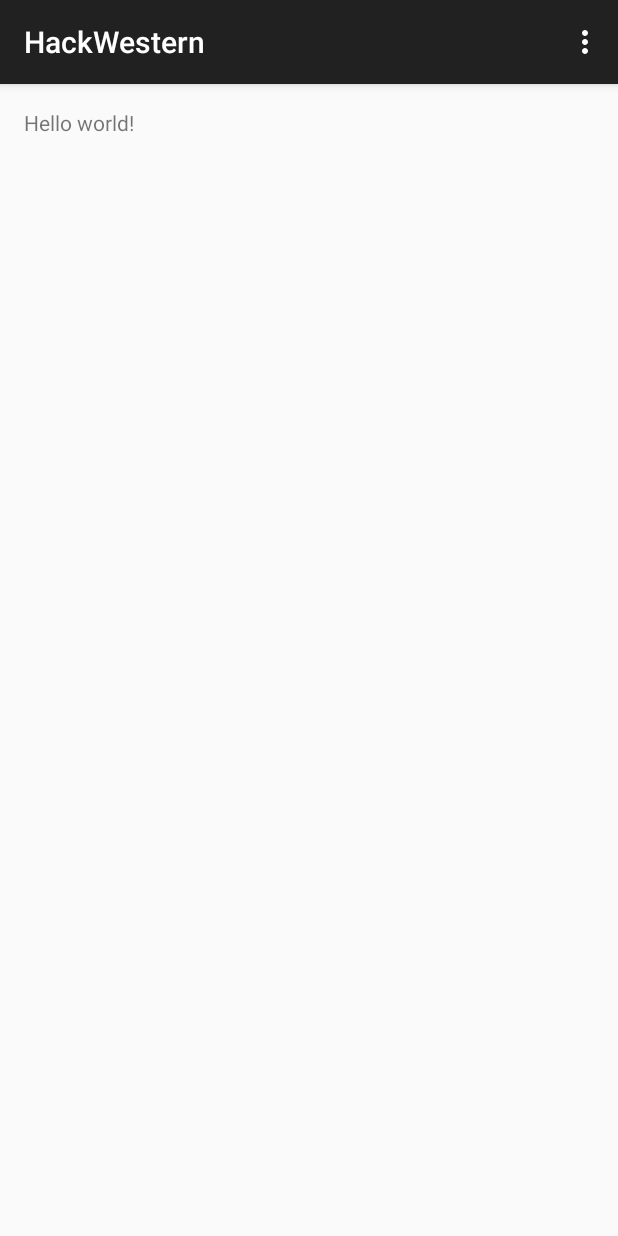
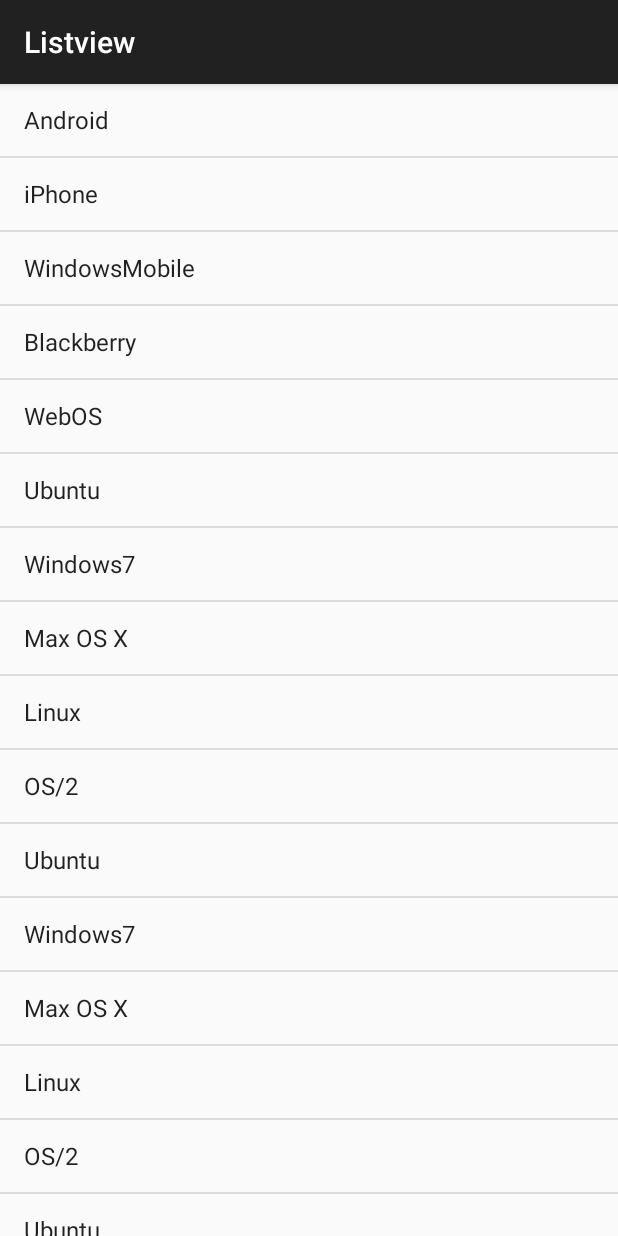
Before and after one commit to s274lee/hack-western, an Android app: the screen it shows after launch (MainActivity before the commit, Listview after it), on a phone screen of 412 x 824 dp. Run offline under Robolectric (Android 15) with nearby library versions, the phone set to English and light mode, and no system bars.

Commit message:
Working on Listview for initial page

```diff
--- /dev/null
+++ b/HackWestern/app/src/main/java/hackwestern/hackwestern/Listview.java
@@ -0,0 +1,94 @@
+package hackwestern.hackwestern;
+
+import android.content.Context;
+import android.content.Intent;
+import android.support.v7.app.ActionBarActivity;
+import android.os.Bundle;
+import android.view.View;
+import android.widget.AdapterView;
+import android.widget.ArrayAdapter;
+import android.widget.ListView;
+
+import java.util.ArrayList;
+import java.util.HashMap;
+import java.util.List;
+
+
+public class Listview extends ActionBarActivity {
+
+    /** Called when the user clicks the list item **/
+    public void showMessage(View view) {
+        // I give the intent to a different activity
+        Intent intent = new Intent(this, MainActivity.class);
+        startActivity(intent);
+    }
+
+    @Override
+    protected void onCreate(Bundle savedInstanceState) {
+        super.onCreate(savedInstanceState);
+        setContentView(R.layout.activity_listview);
+
+        final ListView listview = (ListView) findViewById(R.id.Listview);
+        String[] values = new String[] { "Android", "iPhone", "WindowsMobile",
+                "Blackberry", "WebOS", "Ubuntu", "Windows7", "Max OS X",
+                "Linux", "OS/2", "Ubuntu", "Windows7", "Max OS X", "Linux",
+                "OS/2", "Ubuntu", "Windows7", "Max OS X", "Linux", "OS/2",
+                "Android", "iPhone", "WindowsMobile" };
+        final ArrayList<String> list = new ArrayList<String>();
+        for (int i = 0; i < values.length; ++i) {
+            list.add(values[i]);
+        }
+        final StableArrayAdapter adapter = new StableArrayAdapter(this,
+                android.R.layout.simple_list_item_1, list);
+        listview.setAdapter(adapter);
+
+        listview.setOnItemClickListener(new AdapterView.OnItemClickListener() {
+
+            @Override
+            public void onItemClick(AdapterView<?> parent, final View view,
+            int position, long id) {
+                /*
+                final String item = (String) parent.getItemAtPosition(position);
+                view.animate().setDuration(2000).alpha(0)
+                        .withEndAction(new Runnable() {
+                            @Override
+                            public void run() {
+                                list.remove(item);
+                                adapter.notifyDataSetChanged();
+                                view.setAlpha(1);
+                            }
+                        });
+                 */
+                showMessage(view);
+
+            }
+
+        });
+
+    }
+
+    private class StableArrayAdapter extends ArrayAdapter<String> {
+
+        HashMap<String, Integer> mIdMap = new HashMap<String, Integer>();
+
+        public StableArrayAdapter(Context context, int textViewResourceId,
+                                  List<String> objects) {
+            super(context, textViewResourceId, objects);
+            for (int i = 0; i < objects.size(); ++i) {
+                mIdMap.put(objects.get(i), i);
+            }
+        }
+
+        @Override
+        public long getItemId(int position) {
+            String item = getItem(position);
+            return mIdMap.get(item);
+        }
+        @Override
+        public boolean hasStableIds() {
+            return true;
+        }
+
+    }
+
+}
--- /dev/null
+++ b/HackWestern/app/src/main/res/layout/activity_listview.xml
@@ -0,0 +1,5 @@
+<ListView xmlns:android="http://schemas.android.com/apk/res/android"
+    android:id="@+id/Listview"
+    android:layout_width="match_parent"
+    android:layout_height="match_parent"
+    android:descendantFocusability="blocksDescendants"/>
--- /dev/null
+++ b/HackWestern/app/src/main/res/menu/menu_listview.xml
@@ -0,0 +1,6 @@
+<menu xmlns:android="http://schemas.android.com/apk/res/android"
+    xmlns:app="http://schemas.android.com/apk/res-auto"
+    xmlns:tools="http://schemas.android.com/tools" tools:context="hackwestern.hackwestern.Listview">
+    <item android:id="@+id/action_settings" android:title="@string/action_settings"
+        android:orderInCategory="100" app:showAsAction="never" />
+</menu>
--- a/HackWestern/app/src/main/res/values/strings.xml
+++ b/HackWestern/app/src/main/res/values/strings.xml
@@ -1,6 +1,9 @@
+<?xml version="1.0" encoding="utf-8"?>
 <resources>
+
     <string name="app_name">HackWestern</string>
-
     <string name="hello_world">Hello world!</string>
     <string name="action_settings">Settings</string>
+    <string name="title_activity_listview">Listview</string>
+
 </resources>
```
Also changed, not shown: HackWestern/app/src/main/AndroidManifest.xml (+11 -2 lines), HackWestern/app/src/main/java/hackwestern/hackwestern/MainActivity.java (+12 -0 lines), 2 other files.
